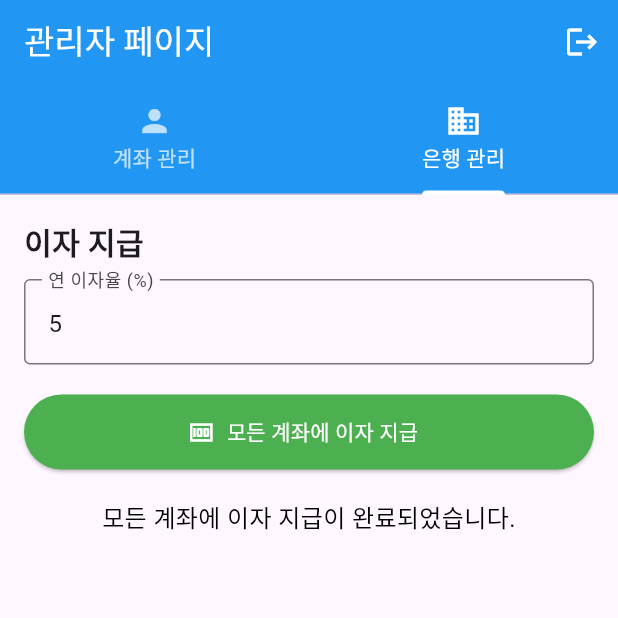
After one commit to joeyKor/joybank, a Flutter app: the AdminScreen screen opened directly, tab 2 chosen, after a tap on "모든 계좌에 이자 지급", on a phone screen of 412 x 824 dp, the top half of it. The commit adds this screen. Run offline on Flutter 3.47's test engine with Material 3 defaults, Android fonts, the phone set to English and light mode, and no system bars; our stand-ins replace cloud_firestore, firebase_auth, firebase_core, image_picker, shared_preferences; accounts and stored records are empty; Roboto replaces fonts that are missing (Pretendard).

Commit message:
feat: 관리자 페이지 기능 추가 및 개선

```diff
--- /dev/null
+++ b/lib/admin_screen.dart
@@ -0,0 +1,413 @@
+import 'package:flutter/material.dart';
+import 'package:joybank/firebase_service.dart';
+import 'package:shared_preferences/shared_preferences.dart';
+import 'package:joybank/login_screen.dart';
+import 'package:cloud_firestore/cloud_firestore.dart';
+import 'package:intl/intl.dart';
+
+class AdminScreen extends StatefulWidget {
+  const AdminScreen({super.key});
+
+  @override
+  State<AdminScreen> createState() => _AdminScreenState();
+}
+
+class _AdminScreenState extends State<AdminScreen> {
+  bool _isLoading = false;
+  String _message = '';
+  List<Map<String, dynamic>> _users = [];
+  Map<String, dynamic>? _selectedUser;
+  Stream<QuerySnapshot>? _transactionsStream;
+  int? _balance;
+
+  final TextEditingController _amountController = TextEditingController();
+  final TextEditingController _descriptionController = TextEditingController();
+  final TextEditingController _interestRateController = TextEditingController(
+    text: '5',
+  );
+
+  @override
+  void initState() {
+    super.initState();
+    _loadUsers();
+  }
+
+  Future<void> _loadUsers() async {
+    setState(() {
+      _isLoading = true;
+    });
+    try {
+      final selectedUid = _selectedUser?['uid'];
+      final users = await FirebaseService.getAllUsersWithAccountInfo();
+      setState(() {
+        _users = users;
+        if (selectedUid != null) {
+          try {
+            _selectedUser = _users.firstWhere(
+              (user) => user['uid'] == selectedUid,
+            );
+          } catch (e) {
+            _selectedUser = _users.isNotEmpty ? _users.first : null;
+          }
+        } else if (_users.isNotEmpty) {
+          _selectedUser = _users.first;
+        } else {
+          _selectedUser = null;
+        }
+        _onUserSelected(_selectedUser);
+      });
+    } catch (e) {
+      setState(() {
+        _message = '사용자 정보를 불러오는 중 오류가 발생했습니다: $e';
+      });
+    } finally {
+      setState(() {
+        _isLoading = false;
+      });
+    }
+  }
+
+  void _onUserSelected(Map<String, dynamic>? user) {
+    setState(() {
+      _selectedUser = user;
+      if (user != null) {
+        _transactionsStream = FirebaseService.getTransactions(user['uid']);
+        _balance = user['balance'];
+      } else {
+        _transactionsStream = null;
+        _balance = null;
+      }
+    });
+  }
+
+  Future<void> _sendMoney() async {
+    if (_selectedUser == null) {
+      setState(() {
+        _message = '사용자를 선택해주세요.';
+      });
+      return;
+    }
+
+    final amount = int.tryParse(_amountController.text);
+    final description = _descriptionController.text;
+
+    if (amount == null || amount <= 0) {
+      setState(() {
+        _message = '올바른 금액을 입력해주세요.';
+      });
+      return;
+    }
+
+    if (description.isEmpty) {
+      setState(() {
+        _message = '이체 내용을 입력해주세요.';
+      });
+      return;
+    }
+
+    setState(() {
+      _isLoading = true;
+      _message = '송금 중...';
+    });
+
+    try {
+      await FirebaseService.sendMoneyAsAdmin(
+        _selectedUser!['uid'],
+        amount,
+        description,
+      );
+      setState(() {
+        _message = '송금이 완료되었습니다.';
+        _amountController.clear();
+        _descriptionController.clear();
+      });
+      await _loadUsers();
+    } catch (e) {
+      setState(() {
+        _message = '송금 중 오류 발생: $e';
+      });
+    } finally {
+      setState(() {
+        _isLoading = false;
+      });
+    }
+  }
+
+  Future<void> _payInterestToAllAccounts() async {
+    final interestRate = double.tryParse(_interestRateController.text);
+    if (interestRate == null || interestRate <= 0) {
+      setState(() {
+        _message = '올바른 이자율을 입력해주세요. (예: 5%는 5 입력)';
+      });
+      return;
+    }
+
+    setState(() {
+      _isLoading = true;
+      _message = '이자 지급 중...';
+    });
+
+    try {
+      await FirebaseService.payInterestToAllUsers(
+        interestRate / 100,
+      ); // Convert percentage to decimal
+      setState(() {
+        _message = '모든 계좌에 이자 지급이 완료되었습니다.';
+      });
+      await _loadUsers(); // Refresh data after paying interest
+    } catch (e) {
+      setState(() {
+        _message = '이자 지급 중 오류 발생: $e';
+      });
+    } finally {
+      setState(() {
+        _isLoading = false;
+      });
+    }
+  }
+
+  Future<void> _logout() async {
+    final prefs = await SharedPreferences.getInstance();
+    await prefs.clear();
+    Navigator.pushAndRemoveUntil(
+      context,
+      MaterialPageRoute(builder: (context) => const LoginScreen()),
+      (Route<dynamic> route) => false,
+    );
+  }
+
+  @override
+  Widget build(BuildContext context) {
+    return DefaultTabController(
+      length: 2,
+      child: Scaffold(
+        appBar: AppBar(
+          title: const Text('관리자 페이지'),
+          backgroundColor: Colors.blue,
+          foregroundColor: Colors.white,
+          actions: [
+            IconButton(
+              icon: const Icon(Icons.logout),
+              onPressed: _logout,
+              tooltip: '로그아웃',
+            ),
+          ],
+          bottom: const TabBar(
+            tabs: [
+              Tab(text: '계좌 관리', icon: Icon(Icons.person)),
+              Tab(text: '은행 관리', icon: Icon(Icons.business)),
+            ],
+            indicatorColor: Colors.white,
+            labelColor: Colors.white,
+            unselectedLabelColor: Colors.white70,
+          ),
+        ),
+        body: TabBarView(
+          children: [_buildAccountManagementTab(), _buildBankManagementTab()],
+        ),
+      ),
+    );
+  }
+
+  Widget _buildAccountManagementTab() {
+    final isSelectedUserValid =
+        _selectedUser != null &&
+        _users.any((user) => user['uid'] == _selectedUser!['uid']);
+
+    return SingleChildScrollView(
+      padding: const EdgeInsets.all(16.0),
+      child: Column(
+        crossAxisAlignment: CrossAxisAlignment.start,
+        children: [
+          const Text(
+            '계좌 선택',
+            style: TextStyle(fontSize: 20, fontWeight: FontWeight.bold),
+          ),
+          const SizedBox(height: 10),
+          _isLoading && _users.isEmpty
+              ? const Center(child: CircularProgressIndicator())
+              : DropdownButtonFormField<Map<String, dynamic>>(
+                value: isSelectedUserValid ? _selectedUser : null,
+                onChanged: _onUserSelected,
+                items:
+                    _users.map((user) {
+                      return DropdownMenuItem<Map<String, dynamic>>(
+                        value: user,
+                        child: Text(
+                          '${user['name']}(${user['school']})${user['email']}',
+                        ),
+                      );
+                    }).toList(),
+                decoration: const InputDecoration(
+                  border: OutlineInputBorder(),
+                  labelText: '사용자 선택',
+                ),
+                isExpanded: true,
+              ),
+          const SizedBox(height: 20),
+          if (_selectedUser != null) ...[
+            Text(
+              '잔액: ${NumberFormat('#,###').format(_balance ?? 0)}원',
+              style: const TextStyle(fontSize: 18, fontWeight: FontWeight.bold),
+            ),
+            const SizedBox(height: 10),
+            const Text(
+              '거래 내역',
+              style: TextStyle(fontSize: 18, fontWeight: FontWeight.bold),
+            ),
+            SizedBox(
+              height: 200,
+              child: StreamBuilder<QuerySnapshot>(
+                stream: _transactionsStream,
+                builder: (context, snapshot) {
+                  if (snapshot.connectionState == ConnectionState.waiting) {
+                    return const Center(child: CircularProgressIndicator());
+                  }
+                  if (!snapshot.hasData || snapshot.data!.docs.isEmpty) {
+                    return const Center(child: Text('거래 내역이 없습니다.'));
+                  }
+                  final transactions = snapshot.data!.docs;
+                  return ListView.builder(
+                    itemCount: transactions.length,
+                    itemBuilder: (context, index) {
+                      final transaction =
+                          transactions[index].data() as Map<String, dynamic>;
+                      final amount = transaction['amount'] as int;
+                      final description = transaction['description'] as String;
+                      final timestamp =
+                          (transaction['timestamp'] as Timestamp?);
+                      final formattedDate =
+                          timestamp != null
+                              ? DateFormat(
+                                'yyyy-MM-dd HH:mm',
+                              ).format(timestamp.toDate())
+                              : '시간 정보 없음';
+
+                      return ListTile(
+                        title: Text(description),
+                        subtitle: Text(formattedDate),
+                        trailing: Text(
+                          '${NumberFormat('#,###').format(amount)}원',
+                          style: TextStyle(
+                            color: amount > 0 ? Colors.blue : Colors.red,
+                          ),
+                        ),
+                      );
+                    },
+                  );
+                },
+              ),
+            ),
+            const SizedBox(height: 20),
+            const Text(
+              '송금하기',
+              style: TextStyle(fontSize: 18, fontWeight: FontWeight.bold),
+            ),
+            const SizedBox(height: 10),
+            TextField(
+              controller: _amountController,
+              keyboardType: TextInputType.number,
+              decoration: const InputDecoration(
+                border: OutlineInputBorder(),
+                labelText: '금액',
+              ),
+            ),
+            const SizedBox(height: 10),
+            TextField(
+              controller: _descriptionController,
+              decoration: const InputDecoration(
+                border: OutlineInputBorder(),
+                labelText: '이체 내용',
+              ),
+            ),
+            const SizedBox(height: 10),
+            ElevatedButton(
+              onPressed: _isLoading ? null : _sendMoney,
+              child:
+                  _isLoading
+                      ? const SizedBox(
+                        width: 20,
+                        height: 20,
+                        child: CircularProgressIndicator(
+                          color: Colors.white,
+                          strokeWidth: 2.0,
+                        ),
+                      )
+                      : const Text('송금'),
+            ),
+          ],
+          const SizedBox(height: 20),
+          if (_message.isNotEmpty && ModalRoute.of(context)?.isCurrent == true)
+            Center(
+              child: Text(
+                _message,
+                style: TextStyle(
+                  color: _message.contains('오류') ? Colors.red : Colors.black,
+                  fontSize: 16,
+                ),
+                textAlign: TextAlign.center,
+              ),
+            ),
+        ],
+      ),
+    );
+  }
+
+  Widget _buildBankManagementTab() {
+    return SingleChildScrollView(
+      padding: const EdgeInsets.all(16.0),
+      child: Column(
+        crossAxisAlignment: CrossAxisAlignment.start,
+        children: [
+          const Text(
+            '이자 지급',
+            style: TextStyle(fontSize: 20, fontWeight: FontWeight.bold),
+          ),
+          const SizedBox(height: 10),
+          TextField(
+            controller: _interestRateController,
+            keyboardType: const TextInputType.numberWithOptions(decimal: true),
+            decoration: const InputDecoration(
+              border: OutlineInputBorder(),
+              labelText: '연 이자율 (%)',
+              hintText: '예: 5',
+            ),
+          ),
+          const SizedBox(height: 20),
+          ElevatedButton.icon(
+            onPressed: _isLoading ? null : _payInterestToAllAccounts,
+            icon:
+                _isLoading
+                    ? const SizedBox(
+                      width: 20,
+                      height: 20,
+                      child: CircularProgressIndicator(
+                        color: Colors.white,
+                        strokeWidth: 2.0,
+                      ),
+                    )
+                    : const Icon(Icons.money),
+            label: const Text('모든 계좌에 이자 지급'),
+            style: ElevatedButton.styleFrom(
+              backgroundColor: Colors.green,
+              foregroundColor: Colors.white,
+              minimumSize: const Size(double.infinity, 50),
+            ),
+          ),
+          const SizedBox(height: 20),
+          if (_message.isNotEmpty && ModalRoute.of(context)?.isCurrent == true)
+            Center(
+              child: Text(
+                _message,
+                style: TextStyle(
+                  color: _message.contains('오류') ? Colors.red : Colors.black,
+                  fontSize: 16,
+                ),
+                textAlign: TextAlign.center,
+              ),
+            ),
+        ],
+      ),
+    );
+  }
+}
--- a/lib/firebase_service.dart
+++ b/lib/firebase_service.dart
@@ -1,4 +1,5 @@
 import 'package:cloud_firestore/cloud_firestore.dart';
+import 'dart:math'; // 추가
 
 class FirebaseService {
   static final FirebaseFirestore _firestore = FirebaseFirestore.instance;
@@ -54,12 +55,13 @@ class FirebaseService {
   // 계좌 정보 저장
   static Future<void> saveAccountInfo(String userId, Map<String, dynamic> accountData) async {
     try {
+      // accountNumber 필드가 없으면 생성하지 않고, 기존 값이 있으면 그대로 유지
       await _firestore
           .collection('users')
           .doc(userId)
           .collection('accounts')
           .doc('main')
-          .set(accountData);
+          .set(accountData, SetOptions(merge: true)); // 기존 필드를 덮어쓰지 않고 병합
     } catch (e) {
       print('Error saving account info: $e');
       rethrow;
@@ -257,4 +259,130 @@ class FirebaseService {
       rethrow;
     }
   }
+
+  // 모든 사용자에게 이자 지급
+  static Future<void> payInterestToAllUsers(double annualInterestRate) async {
+    try {
+      final usersSnapshot = await _firestore.collection('users').get();
+      for (var userDoc in usersSnapshot.docs) {
+        final userId = userDoc.id;
+        print('Processing interest for user: $userId');
+
+        // 1. 현재 계좌 정보 가져오기
+        Map<String, dynamic>? accountInfo = await getAccountInfo(userId);
+        if (accountInfo == null || !accountInfo.containsKey('balance')) {
+          print('Account info not found or balance missing for user: $userId');
+          continue; // 다음 사용자로 건너뛰기
+        }
+        int currentBalance = accountInfo['balance'] as int;
+
+        // 2. 이자 계산 (월별 이자 계산 예시)
+        // 교육용 앱이므로 단순화된 계산
+        int interestAmount = (currentBalance * annualInterestRate / 12).round();
+
+        if (interestAmount <= 0) {
+          print('Calculated interest amount is zero or negative for user: $userId. Skipping.');
+          continue; // 이자가 0 이하면 지급하지 않음
+        }
+
+        // 3. 계좌에 이자 입금
+        int newBalance = currentBalance + interestAmount;
+        String? existingAccountNumber = accountInfo['accountNumber'] as String?;
+        await saveAccountInfo(userId, {
+          'balance': newBalance,
+          'accountNumber': existingAccountNumber, // 기존 계좌 번호 전달
+        });
+
+        // 4. 이자 지급 내역 기록
+        await saveTransaction(userId, {
+          'type': 'interest',
+          'amount': interestAmount,
+          'description': '이자 지급',
+          'timestamp': FieldValue.serverTimestamp(),
+          'balance_after': newBalance, // 필드 이름 변경
+          'source': '이자',
+        });
+
+        print('Interest of $interestAmount paid to user $userId. New balance: $newBalance');
+      }
+      print('All interest payments completed.');
+    } catch (e) {
+      print('Error paying interest to all users: $e');
+      rethrow;
+    }
+  }
+
+  // 모든 사용자 정보와 계좌 정보 가져오기
+  static Future<List<Map<String, dynamic>>> getAllUsersWithAccountInfo() async {
+    try {
+      final usersSnapshot = await _firestore.collection('users').get();
+      final List<Map<String, dynamic>> usersWithAccounts = [];
+
+      for (var userDoc in usersSnapshot.docs) {
+        final userId = userDoc.id;
+        final userData = userDoc.data();
+        final accountInfo = await getAccountInfo(userId);
+
+        if (accountInfo != null) {
+          usersWithAccounts.add({
+            'uid': userId,
+            'name': userData['name'],
+            'email': userData['email'],
+            'school': userData['school'], // Add school
+            'accountNumber': accountInfo['accountNumber'],
+            'balance': accountInfo['balance'],
+          });
+        }
+      }
+      return usersWithAccounts;
+    } catch (e) {
+      print('Error getting all users with account info: $e');
+      rethrow;
+    }
+  }
+
+  // 관리자가 사용자에게 송금
+  static Future<void> sendMoneyAsAdmin(String userId, int amount, String description) async {
+    try {
+      // 1. 사용자 계좌 정보 가져오기
+      DocumentSnapshot accountDoc = await _firestore
+          .collection('users')
+          .doc(userId)
+          .collection('accounts')
+          .doc('main')
+          .get();
+
+      if (!accountDoc.exists) {
+        throw Exception('User account not found');
+      }
+
+      // 2. 잔액 업데이트
+      int currentBalance = (accountDoc.data() as Map<String, dynamic>)['balance'] ?? 0;
+      int newBalance = currentBalance + amount;
+
+      await _firestore
+          .collection('users')
+          .doc(userId)
+          .collection('accounts')
+          .doc('main')
+          .update({'balance': newBalance});
+
+      // 3. 거래 내역 기록
+      await _firestore
+          .collection('users')
+          .doc(userId)
+          .collection('transactions')
+          .add({
+        'type': 'deposit',
+        'amount': amount,
+        'description': description,
+        'timestamp': FieldValue.serverTimestamp(),
+        'balance_after': newBalance,
+        'senderName': '관리자',
+      });
+    } catch (e) {
+      print('Error sending money to user: $e');
+      rethrow;
+    }
+  }
 }
--- a/lib/login_screen.dart
+++ b/lib/login_screen.dart
@@ -5,6 +5,7 @@ import 'package:joybank/main_screen.dart';
 import 'package:joybank/sign_up_screen.dart';
 import 'package:firebase_auth/firebase_auth.dart';
 import 'package:joybank/pin_input_dialog.dart'; // PinInputDialog 임포트
+import 'package:joybank/admin_screen.dart'; // AdminScreen 임포트
 
 class LoginScreen extends StatefulWidget {
   final bool fromForgotPin; // PIN 잊어버리기 경로에서 왔는지 여부
@@ -36,6 +37,15 @@ class _LoginScreenState extends State<LoginScreen> {
         await prefs.setBool('isLoggedIn', true);
         await prefs.setString('userPin', password); // PIN 저장
         await prefs.setString('email', email); // 이메일 저장
+
+        // 관리자 계정 확인
+        if (email == 'admin@joybank.com' && password == '369369') {
+          Navigator.pushReplacement(
+            context,
+            MaterialPageRoute(builder: (context) => const AdminScreen()), // AdminScreen으로 이동
+          );
+          return; // 관리자 로그인 성공 시 일반 로그인 로직 건너뛰기
+        }
 
         if (widget.fromForgotPin) {
           // PIN 잊어버리기 경로에서 왔다면 새 PIN 설정 다이얼로그 표시
--- a/lib/main.dart
+++ b/lib/main.dart
@@ -4,6 +4,8 @@ import 'package:shared_preferences/shared_preferences.dart';
 import 'firebase_options.dart';
 import 'login_screen.dart';
 import 'pin_screen.dart';
+import 'admin_screen.dart'; // AdminScreen 임포트
+
 
 void main() async {
   WidgetsFlutterBinding.ensureInitialized();
--- a/lib/transaction_history_screen.dart
+++ b/lib/transaction_history_screen.dart
@@ -96,7 +96,7 @@ class _TransactionHistoryScreenState extends State<TransactionHistoryScreen> {
                             ),
                             const SizedBox(height: 8),
                             Text(
-                              accountNumber,
+                              accountNumber, // 포맷팅 함수 제거
                               style: TextStyle(
                                 color: Colors.black.withOpacity(0.8),
                                 fontSize: 16,
```
Also changed, not shown: lib/pin_screen.dart (+52 -23 lines).
